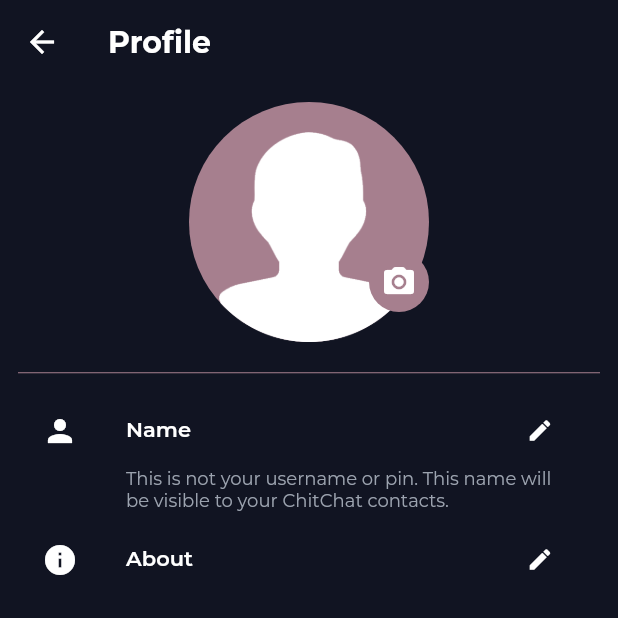
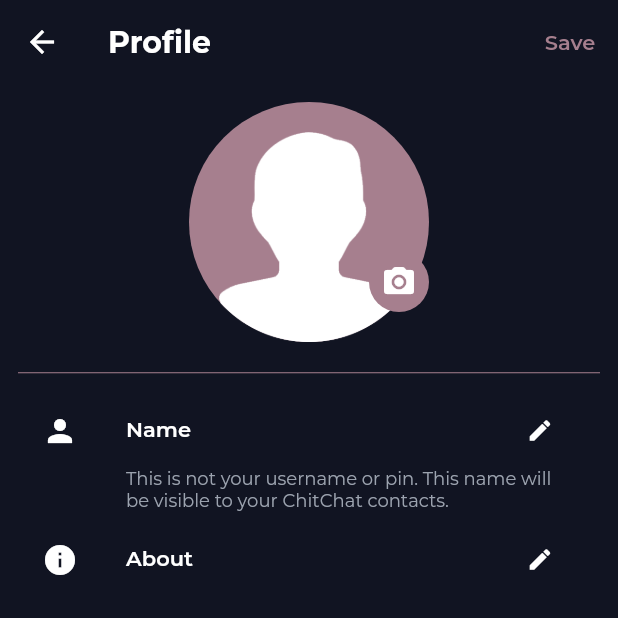
Before and after one commit to idawigner/chitchat_real_time_flutter_chatting_app, a Flutter app: the ProfileScreen screen opened directly, on a phone screen of 412 x 824 dp, the top half of it. Run offline on Flutter 3.47's test engine with Material 2 defaults, Android fonts, the phone set to English and light mode, and no system bars; our stand-ins replace cloud_firestore, firebase_auth, firebase_core, firebase_storage, get, permission_handler and 1 more; accounts and stored records are empty.

Commit message:
P6: Read/Write User Profile

```diff
--- a/lib/controllers/controllers.dart
+++ b/lib/controllers/controllers.dart
@@ -1 +1,2 @@
 export 'auth_controller.dart';
+export 'profile_controller.dart';
--- /dev/null
+++ b/lib/controllers/profile_controller.dart
@@ -0,0 +1,24 @@
+import '../util/util.dart';
+
+class ProfileController extends GetxController {
+  //text editing controllers
+  TextEditingController nameController = TextEditingController();
+  TextEditingController aboutController = TextEditingController();
+  TextEditingController phoneController = TextEditingController();
+
+  //update profile method
+
+  updateProfile(context) async {
+    //setting store var to the document of our current user
+    var store =
+        firebaseFirestore.collection(collectionUser).doc(currentUser!.uid);
+
+    //Now updating the data
+    await store.set({
+      'name': nameController.text,
+      'about': aboutController.text,
+    }, SetOptions(merge: true));
+
+    VxToast.show(context, msg: "Profile updated successfully!");
+  }
+}
--- a/lib/main.dart
+++ b/lib/main.dart
@@ -1,6 +1,5 @@
 import 'package:flutter/services.dart';
 
-import 'screens/screens.dart';
 import 'util/util.dart';
 
 main() async {
@@ -34,7 +33,6 @@ class _MyAppState extends State<MyApp> {
           isUser = true;
         });
       }
-
       print("user value is $isUser");
     });
   }
--- a/lib/screens/auth/signin_screen.dart
+++ b/lib/screens/auth/signin_screen.dart
@@ -1,5 +1,3 @@
-import 'package:chitchat/controllers/auth_controller.dart';
-
 import '../../util/util.dart';
 
 class SignInScreen extends StatefulWidget {
--- a/lib/screens/chat/chat_screen.dart
+++ b/lib/screens/chat/chat_screen.dart
@@ -1,5 +1,4 @@
 import '../../util/util.dart';
-import '../screens.dart';
 
 class ChatScreen extends StatelessWidget {
   const ChatScreen({super.key});
--- a/lib/screens/home/home_screen.dart
+++ b/lib/screens/home/home_screen.dart
@@ -1,5 +1,4 @@
 import '../../util/util.dart';
-import 'widgets/widgets.dart';
 
 class HomeScreen extends StatelessWidget {
   const HomeScreen({super.key});
--- a/lib/screens/home/widgets/appbar.dart
+++ b/lib/screens/home/widgets/appbar.dart
@@ -1,5 +1,4 @@
 import '../../../util/util.dart';
-import '../../screens.dart';
 
 Widget appbar(BuildContext context, GlobalKey<ScaffoldState> key) {
   // var mediaheight = MediaQuery.of(context).size.height;
--- a/lib/screens/home/widgets/chat_view.dart
+++ b/lib/screens/home/widgets/chat_view.dart
@@ -1,5 +1,4 @@
 import '../../../util/util.dart';
-import '../../screens.dart';
 
 Widget chatview(BuildContext context) {
   return Container(
--- a/lib/screens/home/widgets/drawer.dart
+++ b/lib/screens/home/widgets/drawer.dart
@@ -1,5 +1,4 @@
 import '../../../util/util.dart';
-import '../../screens.dart';
 
 Widget drawer(BuildContext context) {
   return Drawer(
--- a/lib/screens/home/widgets/status_view.dart
+++ b/lib/screens/home/widgets/status_view.dart
@@ -1,5 +1,3 @@
-import 'package:chitchat/screens/home/widgets/custom_circle_avatar.dart';
-
 import '../../../util/util.dart';
 
 Widget statusview(BuildContext context) {
--- a/lib/screens/home/widgets/tabbar_view.dart
+++ b/lib/screens/home/widgets/tabbar_view.dart
@@ -1,5 +1,3 @@
-import 'package:chitchat/screens/screens.dart';
-
 import '../../../util/util.dart';
 
 Widget tabbarview(BuildContext context) {
--- a/lib/screens/profile/profile_screen.dart
+++ b/lib/screens/profile/profile_screen.dart
@@ -1,11 +1,13 @@
 import '../../util/util.dart';
-import '../screens.dart';
 
 class ProfileScreen extends StatelessWidget {
   const ProfileScreen({super.key});
 
   @override
   Widget build(BuildContext context) {
+    //init profile controller
+    var controller = Get.put(ProfileController());
+
     return GestureDetector(
       onTap: () {
         FocusScope.of(context).unfocus();
@@ -17,13 +19,43 @@ class ProfileScreen extends StatelessWidget {
             title: profile.text.fontFamily(montBold).make(),
             backgroundColor: transparent,
             elevation: 0.0,
+            actions: [
+              TextButton(
+                onPressed: () {
+                  FocusScope.of(context).unfocus();
+                  controller.updateProfile(context);
+                },
+                child: "Save"
+                    .text
+                    .fontFamily(montSemiBold)
+                    .color(primaryColor)
+                    .make(),
+              ),
+            ],
           ),
           body: SingleChildScrollView(
             physics: const NeverScrollableScrollPhysics(),
             child: Container(
               alignment: Alignment.center,
               padding: const EdgeInsets.all(12.0),
-              child: Column(
+              //init future builder
+              child: FutureBuilder(
+                //passing current user id to the function to get the user document in firestore
+                future: StoreServices.getUser(currentUser!.uid),
+                builder: (BuildContext context,
+                    AsyncSnapshot<QuerySnapshot> snapshot) {
+                  //if data is loaded, show the widget
+                  if (snapshot.hasData) {
+                    //Setting snapshot into a variable for each access
+                    //here doc[0] because it will contain only one document
+                    var data = snapshot.data!.docs[0];
+
+                    //setting values to the text controllers
+                    controller.nameController.text = data['name'];
+                    controller.phoneController.text = data['phone'];
+                    controller.aboutController.text = data['about'];
+
+                    return Column(
                       children: [
                         CustomCircleAvatar(
                           radius: 80,
@@ -56,6 +88,8 @@ class ProfileScreen extends StatelessWidget {
                             color: white,
                           ),
                           title: TextFormField(
+                            //setting controller
+                            controller: controller.nameController,
                             cursorColor: white,
                             style: const TextStyle(
                               color: white,
@@ -83,6 +117,8 @@ class ProfileScreen extends StatelessWidget {
                             color: white,
                           ),
                           title: TextFormField(
+                            //setting controller
+                            controller: controller.aboutController,
                             cursorColor: white,
                             style: const TextStyle(
                               color: white,
@@ -109,6 +145,8 @@ class ProfileScreen extends StatelessWidget {
                             color: white,
                           ),
                           title: TextFormField(
+                            //setting controller
+                            controller: controller.phoneController,
                             readOnly: true,
                             cursorColor: white,
                             style: const TextStyle(
@@ -127,6 +165,14 @@ class ProfileScreen extends StatelessWidget {
                           ),
                         ),
                       ],
+                    );
+                  } else {
+                    //if data is not loaded yet show progress indicator
+                    return const CircularProgressIndicator(
+                      valueColor: AlwaysStoppedAnimation(primaryColor),
+                    );
+                  }
+                },
               ),
             ),
           ),
--- a/lib/screens/welcome/welcome_screen.dart
+++ b/lib/screens/welcome/welcome_screen.dart
@@ -1,5 +1,4 @@
 import '../../util/util.dart';
-import '../screens.dart';
 
 class WelcomeScreen extends StatelessWidget {
   const WelcomeScreen({super.key});
--- /dev/null
+++ b/lib/services/services.dart
@@ -0,0 +1 @@
+export 'store_services.dart';
--- /dev/null
+++ b/lib/services/store_services.dart
@@ -0,0 +1,11 @@
+import '../util/util.dart';
+
+class StoreServices {
+  //get user data
+  static getUser(String id) {
+    return firebaseFirestore
+        .collection(collectionUser)
+        .where('id', isEqualTo: id)
+        .get();
+  }
+}
--- a/lib/util/util.dart
+++ b/lib/util/util.dart
@@ -2,6 +2,10 @@ export 'app_constants.dart';
 export 'firebase_constants.dart';
 export 'images.dart';
 export 'theme.dart';
+
+export 'package:chitchat/controllers/controllers.dart';
+export 'package:chitchat/screens/screens.dart';
+export 'package:chitchat/services/services.dart';
 
 export 'package:flutter/material.dart';
 export 'package:cloud_firestore/cloud_firestore.dart';
```
Also changed, not shown: lib/controllers/auth_controller.dart (+8 -6 lines). Lines whose indentation alone changed are shown as unchanged.
